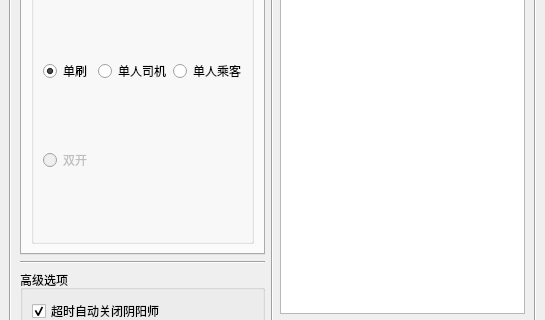
Before: the Qt Designer form onmyoji.ui in AcademicDog/onmyoji_bot, drawn with Qt 5; both pictures show x 0 to 545 and y 161 to 481 of the 545 by 590 pixel window.
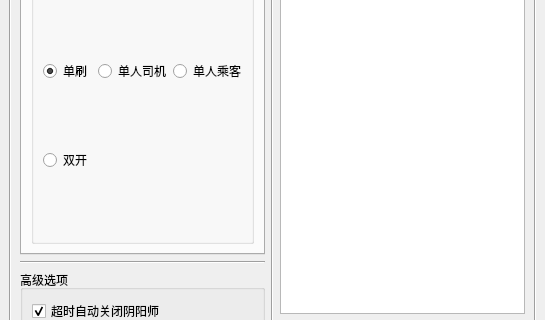
After: the same form once the commit is applied.

What changed in the file:
```diff
--- a/onmyoji.ui
+++ b/onmyoji.ui
@@ -186,9 +186,6 @@
                 </item>
                 <item row="1" column="0">
                  <widget class="QRadioButton" name="mitama_dual">
-                  <property name="enabled">
-                   <bool>false</bool>
-                  </property>
                   <property name="text">
                    <string>双开</string>
                   </property>
```
